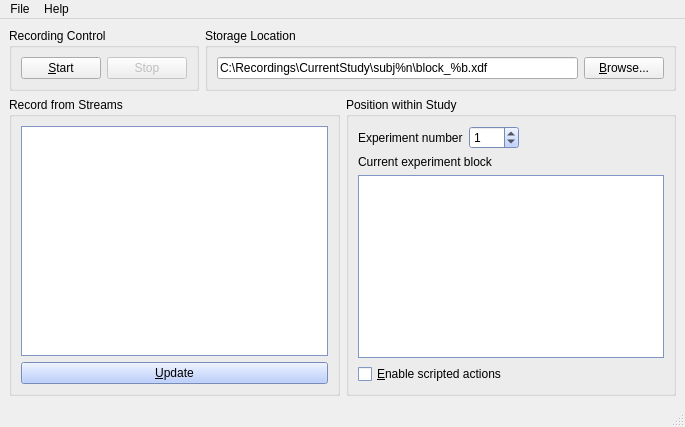
Old version of the form Apps/LabRecorder/mainwindow.ui in the repository sccn/lsl_archived.
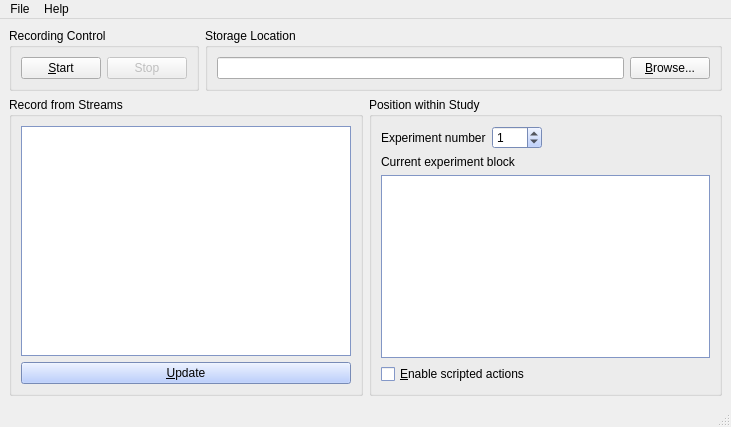
New version of the form. Icons and pictures are not drawn.

Commit message: First attempt at LabRecorder cmake build system. It works in MacOS but some detailed instructions are needed. It compiles in Windows but the Qt dlls aren't linking properly or aren't picked up properly at runtime.

Diff of the .ui file:
```diff
--- a/Apps/LabRecorder/mainwindow.ui
+++ b/Apps/LabRecorder/mainwindow.ui
@@ -6,7 +6,7 @@
    <rect>
     <x>0</x>
     <y>0</y>
-    <width>668</width>
+    <width>731</width>
     <height>427</height>
    </rect>
   </property>
@@ -65,9 +65,6 @@
              <height>0</height>
             </size>
            </property>
-           <property name="text">
-            <string>C:\Recordings\CurrentStudy\subj%n\block_%b.xdf</string>
-           </property>
           </widget>
          </item>
          <item>
@@ -1005,8 +1002,8 @@
     <rect>
      <x>0</x>
      <y>0</y>
-     <width>668</width>
-     <height>21</height>
+     <width>731</width>
+     <height>22</height>
     </rect>
    </property>
    <widget class="QMenu" name="menuFile">
```
The commit also changes 4 other files.
